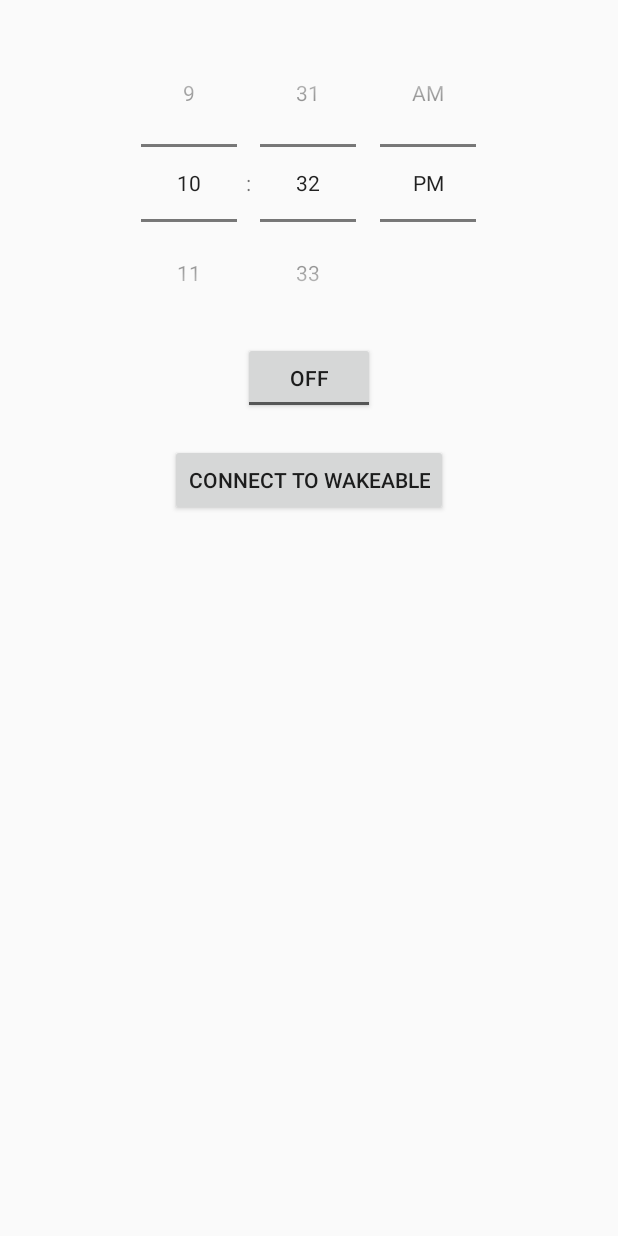
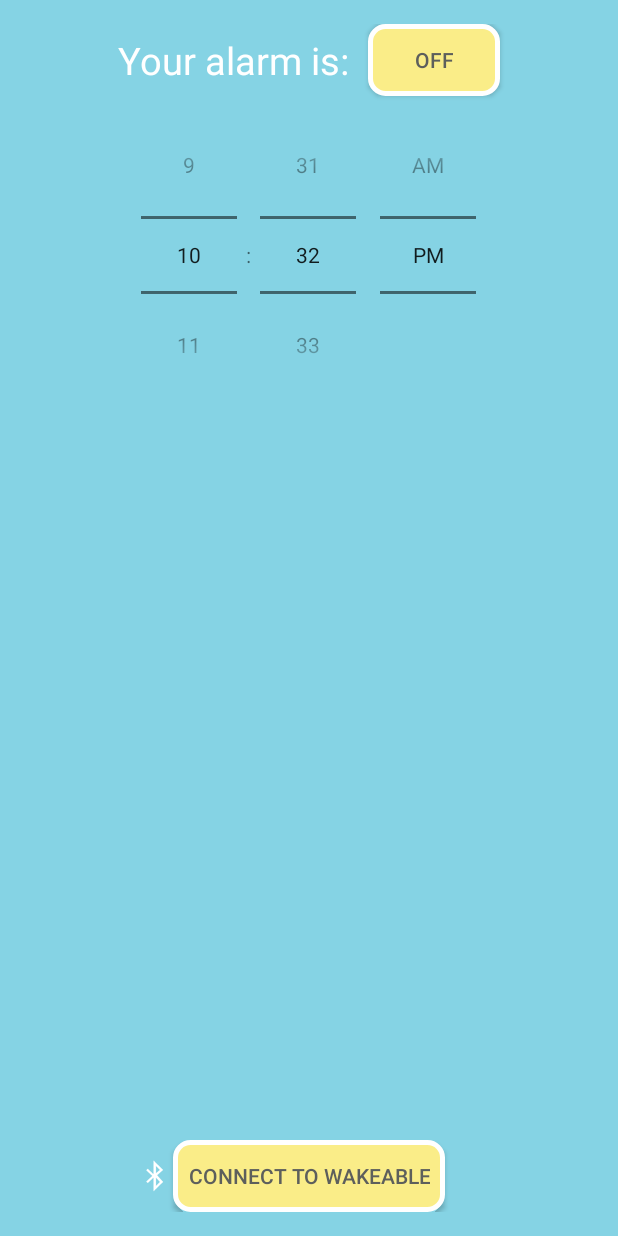
Before and after one commit to bromeostasis/Wakeable-Android, an Android app: the screen it shows after launch (MainActivity), on a phone screen of 412 x 824 dp. Run offline under Robolectric (Android 15) with nearby library versions, the phone set to English and light mode, and no system bars; 1 statement that could not run was skipped.

Commit message:
Toggling connection button is based on connection. Logging everything to file. Attempted fix for turning OFF alarm

```diff
--- a/app/src/main/AndroidManifest.xml
+++ b/app/src/main/AndroidManifest.xml
@@ -7,6 +7,7 @@
         android:minSdkVersion="19"
         android:targetSdkVersion="21" />
 
+    <uses-permission android:name="android.permission.WRITE_EXTERNAL_STORAGE" />
     <uses-permission android:name="android.permission.WAKE_LOCK" />
     <uses-permission android:name="android.permission.DISABLE_KEYGUARD" />
     <uses-permission android:name="android.permission.VIBRATE" />
@@ -14,7 +15,6 @@
     <uses-permission android:name="android.permission.BLUETOOTH_ADMIN" />
     <uses-permission android:name="android.permission.ACCESS_FINE_LOCATION" />
 
-    <android:uses-permission android:name="android.permission.WRITE_EXTERNAL_STORAGE" />
     <android:uses-permission android:name="android.permission.READ_PHONE_STATE" />
     <android:uses-permission android:name="android.permission.READ_EXTERNAL_STORAGE" />
 
--- a/app/src/main/java/com/wakeable/avengers/alarm_1_0/AlarmIntentService.java
+++ b/app/src/main/java/com/wakeable/avengers/alarm_1_0/AlarmIntentService.java
@@ -22,20 +22,14 @@ public class AlarmIntentService extends IntentService {
 
     @Override
     protected void onHandleIntent(Intent intent) {
-        ls.logString("In AlarmIntentService");
-
         Intent startIntent = new Intent(this, RingtoneService.class);
         this.startService(startIntent);
-
-        ls.logString("AIS: Started ringtone service");
 
         Intent i = new Intent(this, AlarmActivity.class);
         i.putExtra("foreground", intent.getBooleanExtra("foreground", true));
         i.setFlags(Intent.FLAG_ACTIVITY_NEW_TASK | Intent.FLAG_ACTIVITY_CLEAR_TASK);
-        ls.logString("AIS: starting AlarmActivity.class");
         startActivity(i);
 
-        ls.logString("AIS: completing wakeful intent");
         AlarmReceiver.completeWakefulIntent(intent);
     }
 
--- a/app/src/main/java/com/wakeable/avengers/alarm_1_0/DeviceActivityLe.java
+++ b/app/src/main/java/com/wakeable/avengers/alarm_1_0/DeviceActivityLe.java
@@ -129,10 +129,10 @@ public class DeviceActivityLe extends AppCompatActivity {
 //                @Override
 //                public void onLeScan(final BluetoothDevice device, int rssi,
 //                                     byte[] scanRecord) {
-//                    Log.d(TAG, "Device found: " + device.getName());
+//                    ls.logString(TAG, "Device found: " + device.getName());
 //                    if (device.getName().equals("WakeAble")){
 //                        mBluetoothAdapter.stopLeScan(mLeScanCallback);
-//                        Log.d(TAG, "Found a WakeAble! Stopping scan");
+//                        ls.logString(TAG, "Found a WakeAble! Stopping scan");
 //                        mBluetoothAddress = device.getAddress();
 //                        editor.putString("macAddress", mBluetoothAddress);
 //                        editor.commit();
--- a/app/src/main/java/com/wakeable/avengers/alarm_1_0/MainActivity.java
+++ b/app/src/main/java/com/wakeable/avengers/alarm_1_0/MainActivity.java
@@ -33,13 +33,14 @@ import java.util.Calendar;
 
 public class MainActivity extends Activity {
 
+    private static LogService ls = new LogService();
+
+    public static final int requestCode = 9999;
     private static final String TAG = "MainActivity";
-    AlarmManager alarmManager;
+    private static AlarmManager alarmManager;
     private final String PREFS = "preferences";
-    private PendingIntent pendingIntent;
     private TimePicker alarmTimePicker;
     private static MainActivity inst;
-    private TextView alarmTextView;
     private static ToggleButton alarmToggle;
     private static Button connectButton;
     private boolean inForeground = false;
@@ -52,7 +53,7 @@ public class MainActivity extends Activity {
     private boolean mScanning;
     private String mBluetoothAddress;
     private BluetoothLeService mBluetoothLeService;
-    private SharedPreferences prefs;
+    private static SharedPreferences prefs;
     private SharedPreferences.Editor editor;
 
     private static final long SCAN_PERIOD = 10000;
@@ -97,7 +98,6 @@ public class MainActivity extends Activity {
         super.onCreate(savedInstanceState);
         setContentView(R.layout.activity_main);
         alarmTimePicker = (TimePicker) findViewById(R.id.alarmTimePicker);
-        alarmTextView = (TextView) findViewById(R.id.alarmText);
         alarmToggle = (ToggleButton) findViewById(R.id.alarmToggle);
         alarmManager = (AlarmManager) getSystemService(ALARM_SERVICE);
         connectButton = (Button) findViewById(R.id.deviceButton);
@@ -126,6 +126,23 @@ public class MainActivity extends Activity {
             dialog.show();
 
         }
+
+        int permission = ActivityCompat.checkSelfPermission(getApplicationContext(), Manifest.permission.WRITE_EXTERNAL_STORAGE);
+
+        int REQUEST_EXTERNAL_STORAGE = 1;
+        String[] PERMISSIONS_STORAGE = {
+                Manifest.permission.READ_EXTERNAL_STORAGE,
+                Manifest.permission.WRITE_EXTERNAL_STORAGE
+        };
+
+        if (permission != PackageManager.PERMISSION_GRANTED) {
+            // We don't have permission so prompt the user
+            ActivityCompat.requestPermissions(
+                    inst,
+                    PERMISSIONS_STORAGE,
+                    REQUEST_EXTERNAL_STORAGE
+            );
+        }
         // Bind service
         Intent bleServiceIntent = new Intent(this, BluetoothLeService.class);
         bindService(bleServiceIntent, mServiceConnection, BIND_AUTO_CREATE);
@@ -137,7 +154,9 @@ public class MainActivity extends Activity {
     }
 
     public static void toggleConnectionButton(){
-        if (connectButton.isEnabled()){
+        boolean connected = prefs.getBoolean("connected", false);
+        ls.logString(TAG, "connected value: " + connected);
+        if (connected){
 
             inst.runOnUiThread(new Runnable() {
                 @Override
@@ -164,14 +183,14 @@ public class MainActivity extends Activity {
                 boolean connected = prefs.getBoolean("connected", false);
 
                 if (connected) {
-                    Log.d("MyActivity", "Alarm On");
+                    ls.logString("MyActivity", "Alarm On");
                     Calendar selectedTime = getSelectedTime();
                     Intent myIntent = new Intent(getBaseContext(), AlarmReceiver.class);
-                    pendingIntent = PendingIntent.getBroadcast(getBaseContext(), 0, myIntent, 0);
+                    PendingIntent pendingIntent = PendingIntent.getBroadcast(getBaseContext(), requestCode, myIntent, PendingIntent.FLAG_UPDATE_CURRENT);
                     alarmManager.setExact(AlarmManager.RTC_WAKEUP, selectedTime.getTimeInMillis(), pendingIntent);
-                    Log.d("MyActivity", String.valueOf(selectedTime.getTime()));
+                    ls.logString("MyActivity", String.valueOf(selectedTime.getTime()));
                 } else {
-                    Log.d("Main", "Could not connect to bluetooth device. Not setting alarm");
+                    ls.logString("Main", "Could not connect to bluetooth device. Not setting alarm");
 
                     AlertDialog.Builder builder = new AlertDialog.Builder(inst);
                     builder.setMessage("We can't connect to your WakeAble device right now. Maybe your button is out of range or not plugged in? " +
@@ -180,9 +199,9 @@ public class MainActivity extends Activity {
                             public void onClick(DialogInterface dialog, int id) {
                                 Calendar selectedTime = getSelectedTime();
                                 Intent myIntent = new Intent(getBaseContext(), AlarmReceiver.class);
-                                pendingIntent = PendingIntent.getBroadcast(getBaseContext(), 0, myIntent, 0);
+                                PendingIntent pendingIntent = PendingIntent.getBroadcast(getBaseContext(), requestCode, myIntent, PendingIntent.FLAG_UPDATE_CURRENT);
                                 alarmManager.setExact(AlarmManager.RTC_WAKEUP, selectedTime.getTimeInMillis(), pendingIntent);
-                                Log.d("MyActivity", String.valueOf(selectedTime.getTime()));
+                                ls.logString("MyActivity", String.valueOf(selectedTime.getTime()));
                             }
                         })
                         .setNegativeButton("Thanks, I'll get connected and try again", new DialogInterface.OnClickListener() {
@@ -195,10 +214,16 @@ public class MainActivity extends Activity {
                     dialog.show();
                 }
             } else {
-                alarmManager.cancel(pendingIntent);
-                Log.d("MyActivity", "Alarm Off");
+                Intent myIntent = new Intent(getBaseContext(), AlarmReceiver.class);
+                PendingIntent pendingIntent = PendingIntent.getBroadcast(getBaseContext(), requestCode, myIntent, PendingIntent.FLAG_NO_CREATE);
+                if(pendingIntent != null) {
+                    alarmManager.cancel(pendingIntent);
+                }
+                ls.logString("MyActivity", "Alarm Off");
             }
         } else {
+            Intent myIntent = new Intent(getBaseContext(), AlarmReceiver.class);
+            PendingIntent pendingIntent = PendingIntent.getBroadcast(getBaseContext(), 0, myIntent, 0);
             ((ToggleButton) view).toggle();
             AlertDialog.Builder builder = new AlertDialog.Builder(inst);
             builder.setMessage("You have not configured a device yet. Please connect to WakeAble before trying to set an alarm!!")
@@ -216,9 +241,9 @@ public class MainActivity extends Activity {
         calendar.set(Calendar.MINUTE, alarmTimePicker.getCurrentMinute());
         calendar.set(Calendar.SECOND, 0);
         if (calendar.compareTo(today) < 0) {
-            Log.d("MainActivity", "Let's set this for tomorrow?");
+            ls.logString("MainActivity", "Let's set this for tomorrow?");
             calendar.set(Calendar.DAY_OF_WEEK, calendar.get(Calendar.DAY_OF_WEEK) + 1);
-            Log.d("MainActivity", "Cool, now we've got: " + String.valueOf(calendar.getTime()));
+            ls.logString("MainActivity", "Cool, now we've got: " + String.valueOf(calendar.getTime()));
         }
         return calendar;
     }
@@ -282,10 +307,10 @@ public class MainActivity extends Activity {
                 @Override
                 public void onLeScan(final BluetoothDevice device, int rssi,
                                      byte[] scanRecord) {
-                    Log.d(TAG, "Device found: " + device.getName());
+                    ls.logString(TAG, "Device found: " + device.getName());
                     if (device.getName().equals("WakeAble")) {
                         mBluetoothAdapter.stopLeScan(mLeScanCallback);
-                        Log.d(TAG, "Found a WakeAble! Stopping scan");
+                        ls.logString(TAG, "Found a WakeAble! Stopping scan");
                         mBluetoothAddress = device.getAddress();
                         editor.putString("macAddress", mBluetoothAddress);
                         editor.commit();
@@ -323,7 +348,7 @@ public class MainActivity extends Activity {
             if (!address.equals("empty")) {
                 boolean connected = prefs.getBoolean("connected", false);
                 if (!connected) {
-                    Log.d(TAG, "Back from killed state. Let's try to connect to the device");
+                    ls.logString(TAG, "Back from killed state. Let's try to connect to the device");
                     mBluetoothLeService.connect(address, mBluetoothAdapter);
                 }
             }
--- /dev/null
+++ b/app/src/main/res/drawable/button.xml
@@ -0,0 +1,8 @@
+<?xml version="1.0" encoding="utf-8"?>
+<shape xmlns:android="http://schemas.android.com/apk/res/android"
+    android:shape="rectangle" android:padding="10dp">
+    <!-- you can use any color you want I used here gray color-->
+    <solid android:color="#faed88"/>
+    <corners android:radius="10dp"/>
+    <stroke android:width="5px" android:color="#ffffff" />
+</shape>
--- a/app/src/main/res/layout/activity_main.xml
+++ b/app/src/main/res/layout/activity_main.xml
@@ -2,47 +2,75 @@
     xmlns:tools="http://schemas.android.com/tools"
     android:layout_width="match_parent"
     android:layout_height="match_parent"
+    android:background="#85d3e4"
     android:paddingLeft="@dimen/activity_horizontal_margin"
     android:paddingRight="@dimen/activity_horizontal_margin"
     android:paddingTop="@dimen/activity_vertical_margin"
     android:paddingBottom="@dimen/activity_vertical_margin"
     tools:context=".MyActivity">
 
+    <View android:id="@+id/dummy"  android:visibility="visible" android:layout_height="0dip" android:layout_width="1dip" android:background="#FFFFFF" android:layout_centerHorizontal="true"/>
+
     <TimePicker
         android:layout_width="wrap_content"
         android:layout_height="wrap_content"
         android:id="@+id/alarmTimePicker"
-        android:layout_alignParentTop="true"
+        android:layout_below="@+id/alarmToggle"
         android:layout_centerHorizontal="true"
+        android:amPmTextColor="#5d5f5c"
+        android:numbersTextColor="#5d5f5c"
+        android:numbersInnerTextColor="#5d5f5c"
         android:timePickerMode="spinner" />
+
+    <TextView
+        android:layout_width="wrap_content"
+        android:layout_height="wrap_content"
+        android:text="Your alarm is: "
+        android:id="@+id/alarmToggleLabel"
+        android:textSize="25sp"
+        android:textColor="#FFFFFF"
+        android:layout_alignTop="@id/alarmToggle"
+        android:layout_alignBottom="@id/alarmToggle"
+        android:layout_centerVertical="true"
+        android:layout_alignLeft="@id/alarmTimePicker"
+        android:textIsSelectable="true"
+        android:gravity="center"/>
 
 
     <ToggleButton
         android:layout_width="wrap_content"
         android:layout_height="wrap_content"
         android:text="Alarm On/Off"
+        android:background="@drawable/button"
         android:id="@+id/alarmToggle"
+        android:textColor="#5d5f5c"
+        android:onClick="onToggleClicked"
+        android:layout_alignParentTop="true"
         android:layout_centerHorizontal="true"
-        android:layout_below="@+id/alarmTimePicker"
-        android:onClick="onToggleClicked" />
+        android:layout_alignRight="@id/alarmTimePicker"/>
 
-    <TextView
-        android:layout_width="wrap_content"
-        android:layout_height="wrap_content"
-        android:textAppearance="?android:attr/textAppearanceLarge"
-        android:text=""
-        android:id="@+id/alarmText"
-        android:layout_alignParentBottom="true"
-        android:layout_centerHorizontal="true"
-        android:layout_marginTop="20dp"
-        android:layout_below="@+id/alarmToggle" />
+
 
     <Button
         android:layout_width="wrap_content"
         android:layout_height="wrap_content"
         android:text="Connect to WakeAble"
+        android:background="@drawable/button"
         android:id="@+id/deviceButton"
         android:onClick="onDeviceClicked"
-        android:layout_alignTop="@+id/alarmText"
-        android:layout_centerHorizontal="true" />
+        android:layout_alignParentBottom="true"
+        android:layout_centerHorizontal="true"
+        android:textColor="#5d5f5c"
+        android:paddingLeft="10dp"
+        android:paddingRight="10dp" />
+
+    <ImageView
+        android:layout_width="wrap_content"
+        android:layout_height="wrap_content"
+        android:adjustViewBounds="true"
+        android:id="@+id/imageView"
+        android:src="@android:drawable/stat_sys_data_bluetooth"
+        android:layout_toLeftOf="@+id/deviceButton"
+        android:layout_alignBottom="@id/deviceButton"
+        android:layout_alignTop="@id/deviceButton" />
 </RelativeLayout>
```
Also changed, not shown: app/src/main/java/com/wakeable/avengers/alarm_1_0/AlarmActivity.java (+17 -8 lines), app/src/main/java/com/wakeable/avengers/alarm_1_0/AlarmReceiver.java (+3 -8 lines), app/src/main/java/com/wakeable/avengers/alarm_1_0/AlarmService.java (+4 -3 lines), app/src/main/java/com/wakeable/avengers/alarm_1_0/BluetoothActivity.java (+10 -9 lines), app/src/main/java/com/wakeable/avengers/alarm_1_0/BluetoothLeService.java (+15 -12 lines), app/src/main/java/com/wakeable/avengers/alarm_1_0/DeviceActivity.java (+9 -7 lines), app/src/main/java/com/wakeable/avengers/alarm_1_0/LogService.java (+5 -2 lines), app/src/main/res/layout/activity_alarm.xml (+1 -7 lines), app/src/main/res/layout/content_alarm.xml (+5 -12 lines).
